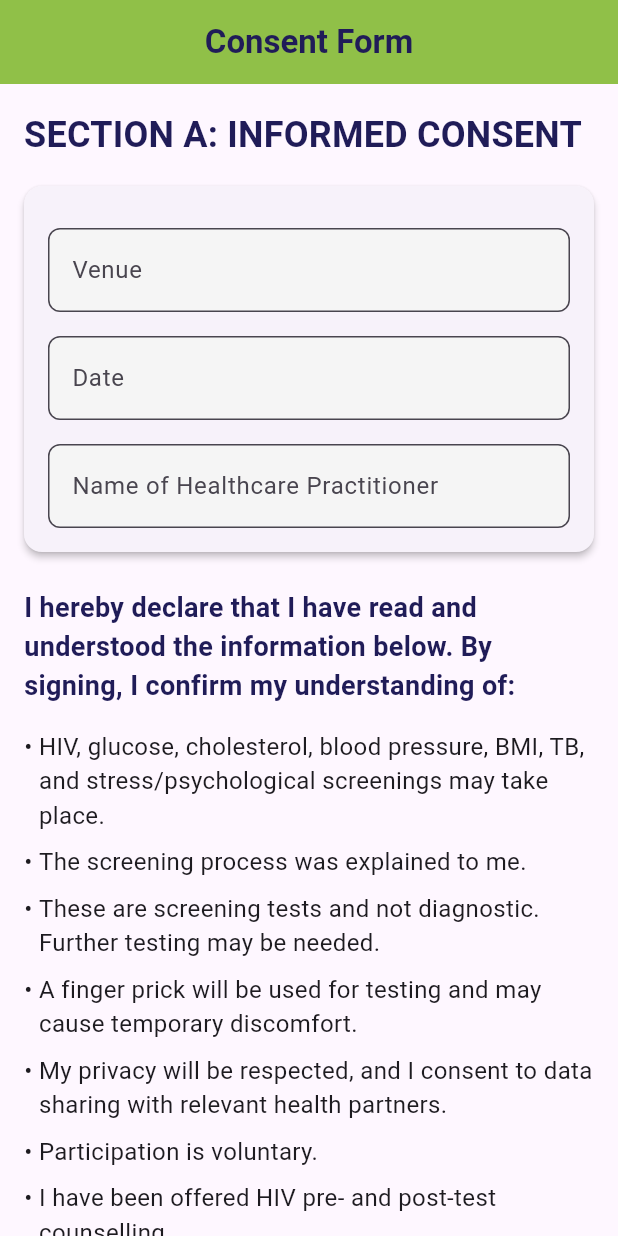
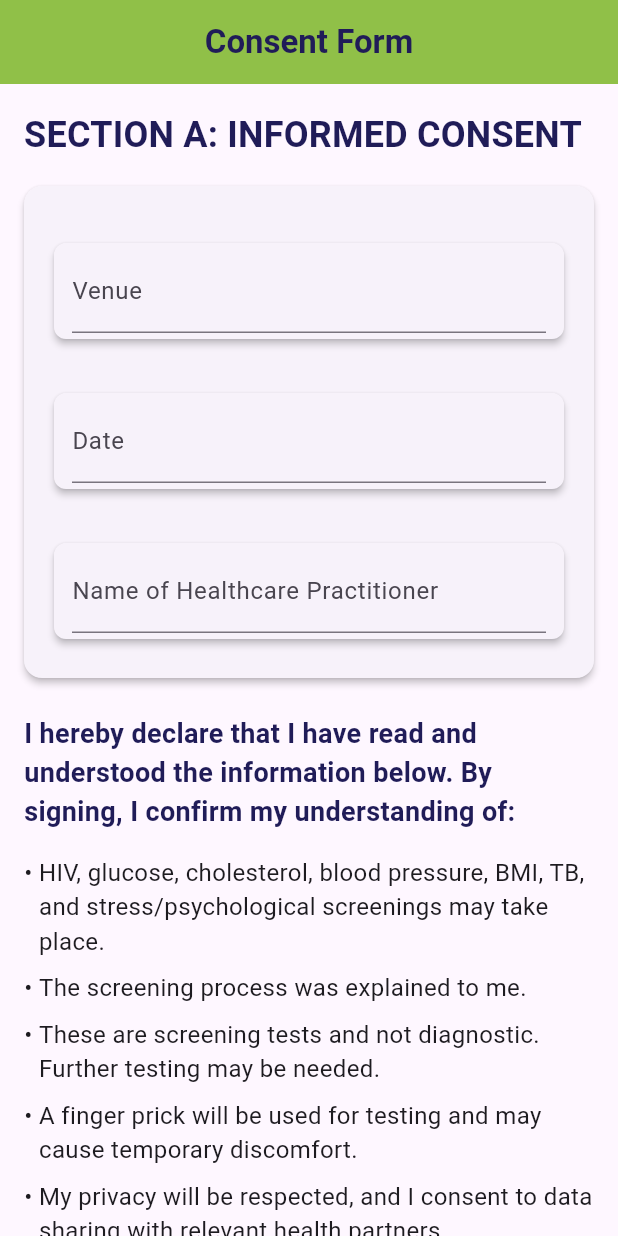
Before and after one commit to munashethedeveloper/kenwell_health_app, a Flutter app: the ConsentScreen screen opened directly with empty values, on a phone screen of 412 x 824 dp. Run offline on Flutter 3.47's test engine with Material 3 defaults, Android fonts, the phone set to English and light mode, and no system bars; our stand-ins replace cloud_firestore, firebase_auth, flutter_svg, package_info_plus, shared_preferences, signature and 1 more; accounts and stored records are empty.

Commit message:
Refactor consent form text fields to use a new card-based widget
Co-authored-by: munashethedeveloper <munashethedeveloper@gmail.com>

```diff
--- a/lib/ui/features/consent_form/widgets/consent_screen.dart
+++ b/lib/ui/features/consent_form/widgets/consent_screen.dart
@@ -261,19 +261,29 @@ class ConsentScreen extends StatelessWidget {
     static Widget _buildTextField(
         TextEditingController controller, String labelText,
         {bool readOnly = false, VoidCallback? onTap}) {
-    return TextFormField(
+      return _buildCardField(
+        child: TextFormField(
           controller: controller,
           readOnly: readOnly,
           onTap: onTap,
-      decoration: InputDecoration(
-        labelText: labelText,
-        hintText: 'Enter $labelText',
-        border: OutlineInputBorder(borderRadius: BorderRadius.circular(8)),
-        filled: true,
-        fillColor: Colors.grey[100],
-      ),
+          decoration: InputDecoration(labelText: labelText),
           validator: (val) =>
               (val == null || val.isEmpty) ? 'Please enter $labelText' : null,
+        ),
+      );
+    }
+
+    static Widget _buildCardField({required Widget child}) {
+      return Padding(
+        padding: const EdgeInsets.symmetric(vertical: 6),
+        child: Card(
+          elevation: 2,
+          shape: RoundedRectangleBorder(borderRadius: BorderRadius.circular(8)),
+          child: Padding(
+            padding: const EdgeInsets.symmetric(horizontal: 12, vertical: 4),
+            child: child,
+          ),
+        ),
       );
     }
 
```
Lines whose indentation alone changed are shown as unchanged.
